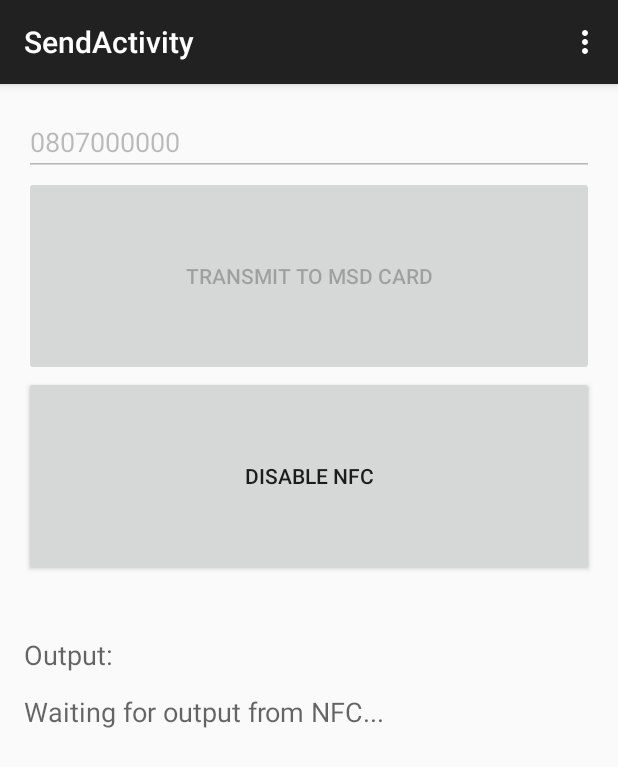
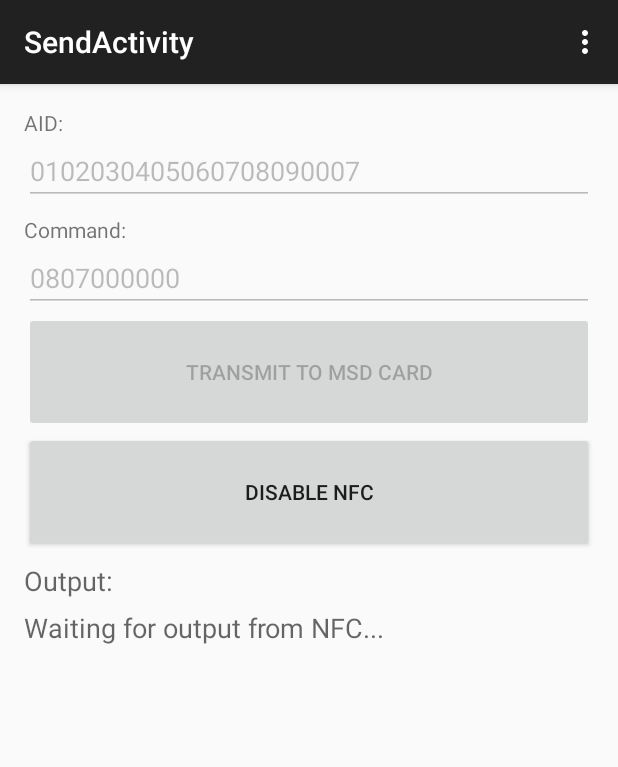
Before and after one commit to Henriksive/SmartcardComm, an Android app: the SendActivity screen opened directly, with no data from a screen before it, after a tap on "TRANSMIT TO NFC CARD", on a phone screen of 412 x 824 dp. Shown: the top 767 px of the screen. Run offline under Robolectric (Android 15) with nearby library versions, the phone set to English and light mode, and no system bars.

Commit message:
Minor UI-fixes.

```diff
--- a/app/src/main/java/com/master/henrik/smartcardcommunication/SendActivity.java
+++ b/app/src/main/java/com/master/henrik/smartcardcommunication/SendActivity.java
@@ -17,6 +17,7 @@ public class SendActivity extends AppCompatActivity {
     Button nfcTransmitButton;
     Button msdTransmitButton;
     EditText inputField;
+    EditText selInputField;
     TextView outputField;
     boolean isInNFCMode;
     boolean isInSDMode;
@@ -57,6 +58,7 @@ public class SendActivity extends AppCompatActivity {
 
     public void setup(){
         inputField = (EditText)findViewById(R.id.edtInput);
+        selInputField = (EditText)findViewById(R.id.edtSelInput);
         outputField = (TextView)findViewById(R.id.txtOutput);
         nfcTransmitButton = (Button)findViewById(R.id.btnTransmitnfc);
         msdTransmitButton = (Button)findViewById(R.id.btnTransmitsd);
@@ -81,20 +83,22 @@ public class SendActivity extends AppCompatActivity {
 
     private void initMsdCardCommunication(){
         String input = inputField.getText().toString();
+        String selInput = selInputField.getText().toString();
         if(!isInSDMode) {
             MsdReaderFragment msdReaderFragment = new MsdReaderFragment();
             msdReaderFragment.enableSDcommunication(getApplicationContext(), this);
             msdReaderFragment.currentActivity = this;
             msdReaderFragment.transmitString = input;
+            msdReaderFragment.SD_CARD_AID = selInput;
             outputField.setText("Waiting for output from mSD...");
             isInSDMode = true;
-            inputField.setEnabled(false);
+            setInputStatus(false);
             nfcTransmitButton.setEnabled(false);
             msdTransmitButton.setText("Stop transmit to mSD card");
         }
         else{
             isInSDMode = false;
-            inputField.setEnabled(true);
+            setInputStatus(true);
             nfcTransmitButton.setEnabled(true);
             msdTransmitButton.setText("Transmit to mSD card");
             outputField.setText("");
@@ -104,18 +108,20 @@ public class SendActivity extends AppCompatActivity {
 
     private void initCardCommunication(){
         String input = inputField.getText().toString();
+        String selInput = selInputField.getText().toString();
         //setup NFC reader
         if(cardReaderFragment == null) {
             cardReaderFragment = new CardReaderFragment();
             cardReaderFragment.currentActivity = this;
-            cardReaderFragment.transmitString = input;
         }
         if(!isInNFCMode) {
+            cardReaderFragment.transmitString = input;
+            cardReaderFragment.selString = selInput;
             //Start reading NFC
             nfcTransmitButton.setText("Disable NFC");
             isInNFCMode = true;
             cardReaderFragment.enableReaderMode();
-            inputField.setEnabled(false);
+            setInputStatus(false);
             msdTransmitButton.setEnabled(false);
             outputField.setText("Waiting for output from NFC...");
         }
@@ -123,10 +129,15 @@ public class SendActivity extends AppCompatActivity {
             //Stop reading NFC
             cardReaderFragment.disableReaderMode();
             isInNFCMode = false;
-            inputField.setEnabled(true);
+            setInputStatus(true);
             msdTransmitButton.setEnabled(true);
             nfcTransmitButton.setText("Transmit to NFC Card");
             outputField.setText("");
         }
     }
+
+    private void setInputStatus(boolean status){
+        inputField.setEnabled(status);
+        selInputField.setEnabled(status);
+    }
 }
--- a/app/src/main/java/msd/MsdReaderFragment.java
+++ b/app/src/main/java/msd/MsdReaderFragment.java
@@ -18,7 +18,7 @@ public class MsdReaderFragment implements  SEService.CallBack{
     private final static String TAG = "MsdReaderFragment";
     private SEService seService;
     // AID for card service.
-    private static final String SD_CARD_AID = "0102030405060708090007";
+    public static String SD_CARD_AID;
     public static Activity currentActivity;
     public static String transmitString;
 
--- a/app/src/main/java/nfc/CardReaderFragment.java
+++ b/app/src/main/java/nfc/CardReaderFragment.java
@@ -20,7 +20,9 @@ public class CardReaderFragment extends Fragment implements  NFCCardReader.CardC
     private NFCCardReader nfcReader;
     public static int READER_FLAGS = NfcAdapter.FLAG_READER_NFC_A | NfcAdapter.FLAG_READER_SKIP_NDEF_CHECK;
     public static Activity currentActivity;
+    public static String selString;
     public static String transmitString;
+
 
     public CardReaderFragment(){
         nfcReader = new NFCCardReader(this);
@@ -34,6 +36,7 @@ public class CardReaderFragment extends Fragment implements  NFCCardReader.CardC
         NfcAdapter nfc = NfcAdapter.getDefaultAdapter(currentActivity);
         if (nfc != null) {
             nfcReader.transmitString = transmitString;
+            nfcReader.SD_CARD_AID = selString;
             nfc.enableReaderMode(currentActivity, nfcReader, READER_FLAGS, null);
         }
     }
--- a/app/src/main/java/nfc/NFCCardReader.java
+++ b/app/src/main/java/nfc/NFCCardReader.java
@@ -19,14 +19,15 @@ import shared.Converter;
 @TargetApi(Build.VERSION_CODES.KITKAT)
 public class NFCCardReader implements NfcAdapter.ReaderCallback {
     private static final String TAG = "NFCCardReader";
-    // AID for card service.
-    private static final String NFC_CARD_AID = "0102030405060708090007";
+
 
 
     // "OK" status word sent in response to SELECT AID command (0x9000)
     private static final byte[] SELECT_OK_SW = {(byte) 0x90, (byte) 0x00};
     private WeakReference<CardCallback> cCardCallBack;
     public String transmitString = "8000000000";
+    // AID for card service.
+    public String SD_CARD_AID;
 
     public NFCCardReader(CardCallback cardCallback){
         cCardCallBack = new WeakReference<CardCallback>(cardCallback);
@@ -41,7 +42,7 @@ public class NFCCardReader implements NfcAdapter.ReaderCallback {
             try {
                 isoDep.connect();
 
-                byte[] command = Converter.BuildSelectApdu(NFC_CARD_AID);
+                byte[] command = Converter.BuildSelectApdu(SD_CARD_AID);
                 Log.i(TAG, "Sending: " + Converter.ByteArrayToHexString(command));
                 byte[] result = isoDep.transceive(command);
 
--- a/app/src/main/res/layout/activity_main.xml
+++ b/app/src/main/res/layout/activity_main.xml
@@ -10,11 +10,11 @@
         android:id="@+id/menutext" />
 
     <Button
-        android:layout_width="wrap_content"
-        android:layout_height="wrap_content"
+        android:layout_width="match_parent"
+        android:layout_height="200px"
         android:text="Go to SendActivity"
         android:id="@+id/btnSend"
         android:layout_centerHorizontal="true"
-        android:layout_marginTop="127dp" />
+        android:layout_marginTop="50dp" />
 
 </RelativeLayout>
--- a/app/src/main/res/layout/activity_send.xml
+++ b/app/src/main/res/layout/activity_send.xml
@@ -8,26 +8,48 @@
     android:focusableInTouchMode="true"
     tools:context="com.master.henrik.smartcardcommunication.SendActivity">
 
-
+    <TextView
+        android:layout_width="wrap_content"
+        android:layout_height="wrap_content"
+        android:textAppearance="?android:attr/textAppearanceSmall"
+        android:text="AID:"
+        android:id="@+id/lblSel" />
+    <EditText
+        android:layout_width="match_parent"
+        android:layout_height="wrap_content"
+        android:id="@+id/edtSelInput"
+        android:layout_below="@+id/lblSel"
+        android:layout_alignParentLeft="true"
+        android:layout_alignParentStart="true"
+        android:text="0102030405060708090007"
+        />
+    <TextView
+        android:layout_width="wrap_content"
+        android:layout_height="wrap_content"
+        android:layout_below="@+id/edtSelInput"
+        android:layout_marginTop="10px"
+        android:textAppearance="?android:attr/textAppearanceSmall"
+        android:text="Command:"
+        android:id="@+id/lblInp" />
     <EditText
         android:layout_width="match_parent"
         android:layout_height="wrap_content"
         android:id="@+id/edtInput"
-        android:layout_alignParentTop="true"
+        android:layout_below="@+id/lblInp"
         android:layout_alignParentLeft="true"
         android:layout_alignParentStart="true"
         android:text="0807000000"
         />
     <Button
         android:layout_width="match_parent"
-        android:layout_height="200px"
+        android:layout_height="120px"
         android:text="Transmit to NFC card"
         android:id="@+id/btnTransmitnfc"
         android:layout_below="@+id/btnTransmitsd"
         android:layout_centerHorizontal="true" />
     <Button
         android:layout_width="match_parent"
-        android:layout_height="200px"
+        android:layout_height="120px"
         android:text="Transmit to mSD Card"
         android:id="@+id/btnTransmitsd"
         android:layout_below="@+id/edtInput"
@@ -39,7 +61,7 @@
         android:textAppearance="?android:attr/textAppearanceMedium"
         android:layout_below="@+id/btnTransmitnfc"
         android:text="Output:"
-        android:layout_marginTop="60px"
+        android:layout_marginTop="10px"
         android:id="@+id/lblOutput" />
     <ScrollView
         android:id="@+id/SCROLLER_ID"
@@ -47,7 +69,7 @@
         android:layout_height="wrap_content"
         android:scrollbars="vertical"
         android:layout_below="@+id/lblOutput"
-        android:layout_marginTop="20px"
+        android:layout_marginTop="10px"
         android:fillViewport="true">
 
         <TextView
```
Also changed, not shown: 1 other file.
